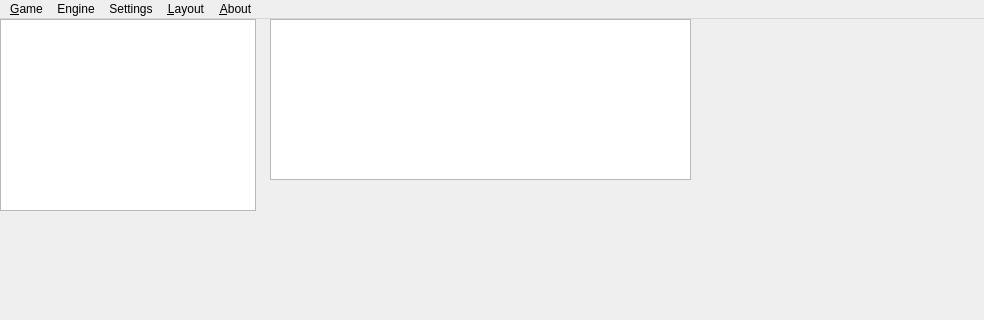
This is mainwindow.ui in gwolffgang/Oni as Qt 5 draws it before an edit; both pictures show x 0 to 984 and y 0 to 320 of the 984 by 522 pixel window. The edited form follows.
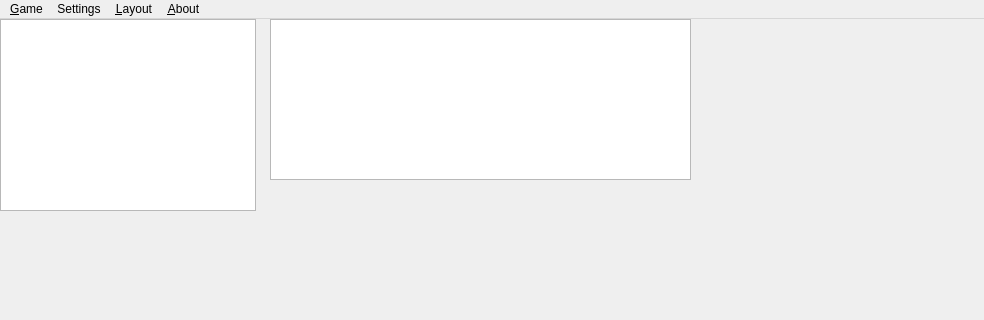
This is the edited form.

Commit message: - menupoint Engine

```diff
--- a/mainwindow.ui
+++ b/mainwindow.ui
@@ -93,13 +93,7 @@
     <addaction name="menuFlipBoard"/>
     <addaction name="actionHideNotation"/>
    </widget>
-   <widget class="QMenu" name="menuEngine">
-    <property name="title">
-     <string>Engine</string>
-    </property>
-   </widget>
    <addaction name="menuGame"/>
-   <addaction name="menuEngine"/>
    <addaction name="menuSettings"/>
    <addaction name="menuLayout"/>
    <addaction name="menuAbout"/>
```
The commit also changes 2 other files.
